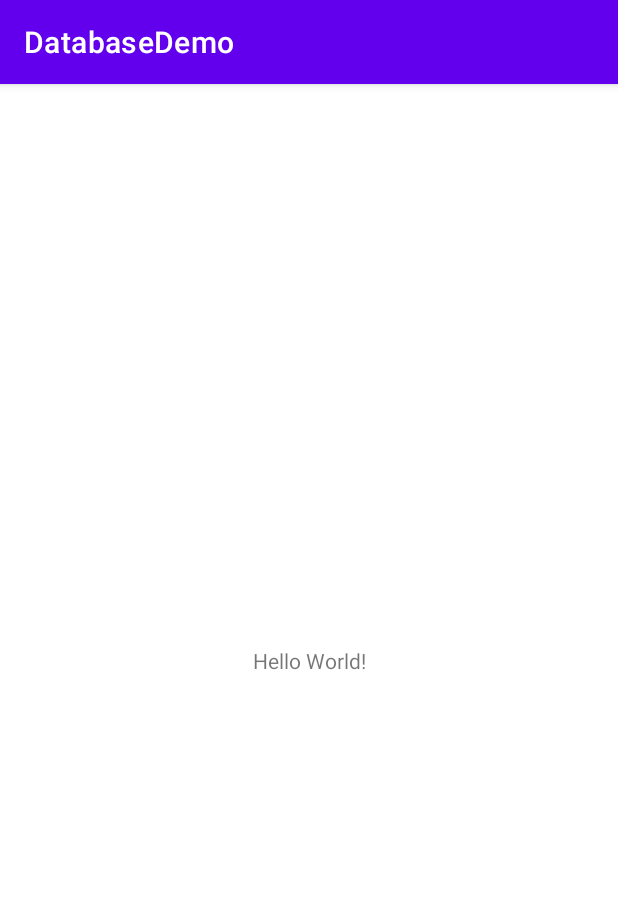
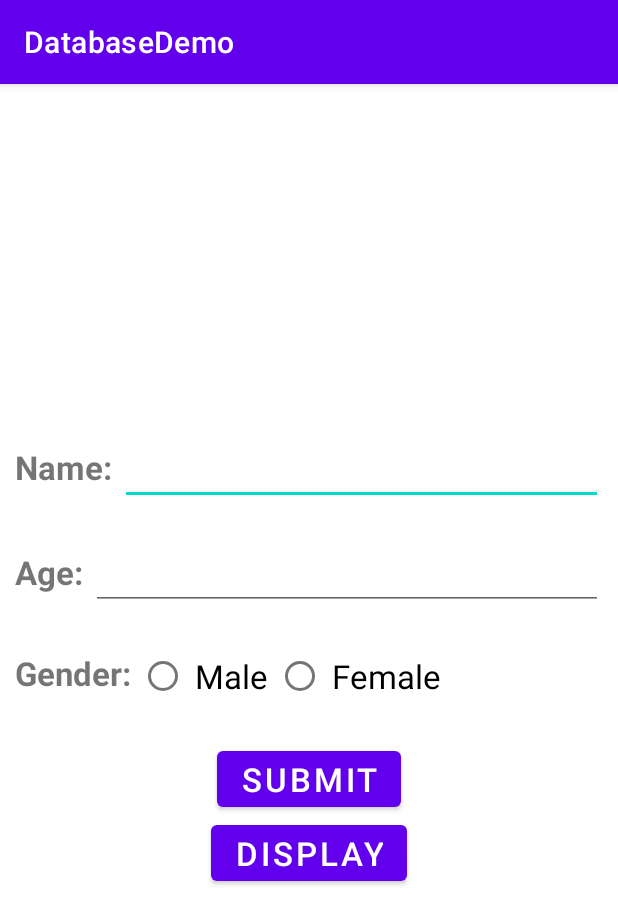
Before and after one commit to shihab17/java-sqlite, an Android app: the screen it shows after launch (MainActivity), on a phone screen of 412 x 824 dp. Shown: the top 924 px of the screen. Run offline under Robolectric (Android 15) with nearby library versions, the phone set to English and light mode, and no system bars.

Commit message:
insert and show

```diff
--- a/app/src/main/java/com/example/databasedemo/MainActivity.java
+++ b/app/src/main/java/com/example/databasedemo/MainActivity.java
@@ -1,11 +1,26 @@
 package com.example.databasedemo;
 
+import androidx.appcompat.app.AlertDialog;
 import androidx.appcompat.app.AppCompatActivity;
 
+import android.database.Cursor;
 import android.database.sqlite.SQLiteDatabase;
 import android.os.Bundle;
+import android.util.Log;
+import android.view.View;
+import android.widget.Button;
+import android.widget.RadioButton;
+import android.widget.RadioGroup;
+import android.widget.TextView;
+import android.widget.Toast;
 
-public class MainActivity extends AppCompatActivity {
+import java.util.ArrayList;
+
+public class MainActivity extends AppCompatActivity implements View.OnClickListener {
+    RadioGroup radioGroup;
+    RadioButton genderRB;
+    TextView txtName, txtAge;
+    Button btnSubmit, btnDisplay;
 
     @Override
     protected void onCreate(Bundle savedInstanceState) {
@@ -13,5 +28,64 @@ public class MainActivity extends AppCompatActivity {
         setContentView(R.layout.activity_main);
         MyDatabaseHelper myDatabaseHelper = new MyDatabaseHelper(this);
         SQLiteDatabase sqLiteDatabase = myDatabaseHelper.getWritableDatabase();
+
+        txtName = findViewById(R.id.name);
+        txtAge = findViewById(R.id.age);
+        radioGroup = findViewById(R.id.gender);
+        btnSubmit = findViewById(R.id.submit);
+        btnDisplay = findViewById(R.id.displayData);
+        btnSubmit.setOnClickListener(this);
+        btnDisplay.setOnClickListener(this);
+    }
+
+    @Override
+    public void onClick(View view) {
+
+
+        if (view.getId() == R.id.submit) {
+            int selectedGender = radioGroup.getCheckedRadioButtonId();
+            genderRB = findViewById(selectedGender);
+            String name = txtName.getText().toString();
+            String age = txtAge.getText().toString();
+            String gender = genderRB.getText().toString();
+            MyDatabaseHelper myDatabaseHelper = new MyDatabaseHelper(this);
+            long rowID = myDatabaseHelper.insertData(name, age, gender);
+            if (rowID == -1) {
+                Toast.makeText(MainActivity.this, "Unsuccessful", Toast.LENGTH_SHORT).show();
+            } else {
+                Toast.makeText(MainActivity.this, "Successfully Insert", Toast.LENGTH_SHORT).show();
+            }
+
+        }
+        if (view.getId() == R.id.displayData) {
+            Toast.makeText(this, "Display Data Clicked", Toast.LENGTH_SHORT).show();
+            MyDatabaseHelper myDatabaseHelper = new MyDatabaseHelper(this);
+            Cursor cursor = myDatabaseHelper.displayAllData();
+
+            if (cursor.getCount() == 0) {
+                showData("Error", "No data Found ");
+            } else {
+                StringBuffer stringBuffer = new StringBuffer();
+                while (cursor.moveToNext()) {
+                    stringBuffer.append("ID " + cursor.getString(0));
+                    stringBuffer.append("\n Name " + cursor.getString(1));
+                    stringBuffer.append("\n Age " + cursor.getString(2));
+                    stringBuffer.append("\n Gender " + cursor.getString(3));
+
+                }
+                showData("Display Information", stringBuffer.toString());
+
+
+            }
+        }
+    }
+
+
+    public void showData(String title, String data) {
+        AlertDialog.Builder builder = new AlertDialog.Builder(this);
+        builder.setTitle(title);
+        builder.setCancelable(true);
+        builder.setMessage(data);
+        builder.show();
     }
 }
--- a/app/src/main/java/com/example/databasedemo/MyDatabaseHelper.java
+++ b/app/src/main/java/com/example/databasedemo/MyDatabaseHelper.java
@@ -1,6 +1,8 @@
 package com.example.databasedemo;
 
+import android.content.ContentValues;
 import android.content.Context;
+import android.database.Cursor;
 import android.database.sqlite.SQLiteDatabase;
 import android.database.sqlite.SQLiteOpenHelper;
 import android.widget.Toast;
@@ -15,6 +17,7 @@ public class MyDatabaseHelper extends SQLiteOpenHelper {
     private static final String GENDER = "_gender";
     private static final String TABLE_NAME = "students_details";
     private static final int VERSION_NUMBER = 1;
+    private static final String SELECT_ALL = "SELECT * FROM " + TABLE_NAME;
     private Context context;
 
     public MyDatabaseHelper(@Nullable Context context) {
@@ -25,23 +28,39 @@ public class MyDatabaseHelper extends SQLiteOpenHelper {
     @Override
     public void onCreate(SQLiteDatabase sqLiteDatabase) {
         try {
-            Toast.makeText(context,"OnCreate is called: ",Toast.LENGTH_SHORT).show();
-            sqLiteDatabase.execSQL("CREATE TABLE " + TABLE_NAME + " (" + ID + " INTEGER PRIMARY KEY AUTOINCREMENT, " + NAME + " VARCHAR (255), " + AGE + " INTEGER, "+GENDER+" VARCHAR(255)) ");
+            Toast.makeText(context, "OnCreate is called: ", Toast.LENGTH_SHORT).show();
+            sqLiteDatabase.execSQL("CREATE TABLE " + TABLE_NAME + " (" + ID + " INTEGER PRIMARY KEY AUTOINCREMENT, " + NAME + " VARCHAR (255), " + AGE + " INTEGER, " + GENDER + " VARCHAR(255)) ");
         } catch (Exception e) {
-            Toast.makeText(context,"Exception: "+ e,Toast.LENGTH_SHORT).show();
+            Toast.makeText(context, "Exception: " + e, Toast.LENGTH_SHORT).show();
         }
     }
 
     @Override
     public void onUpgrade(SQLiteDatabase sqLiteDatabase, int i, int i1) {
         try {
-            Toast.makeText(context,"onUpgrade is called: ",Toast.LENGTH_SHORT).show();
-            sqLiteDatabase.execSQL("DROP TABLE IF EXISTS "+TABLE_NAME+"");
+            Toast.makeText(context, "onUpgrade is called: ", Toast.LENGTH_SHORT).show();
+            sqLiteDatabase.execSQL("DROP TABLE IF EXISTS " + TABLE_NAME + "");
             onCreate(sqLiteDatabase);
-        }
-        catch (Exception e){
-            Toast.makeText(context,"Exception: "+ e,Toast.LENGTH_SHORT).show();
+        } catch (Exception e) {
+            Toast.makeText(context, "Exception: " + e, Toast.LENGTH_SHORT).show();
         }
 
     }
+
+    public long insertData(String name, String age, String gender) {
+        SQLiteDatabase sqLiteDatabase = this.getWritableDatabase();
+        ContentValues contentValues = new ContentValues();
+        contentValues.put(NAME, name);
+        contentValues.put(AGE, age);
+        contentValues.put(GENDER, gender);
+        long rowID = sqLiteDatabase.insert(TABLE_NAME, null, contentValues);
+        return rowID;
+
+    }
+    public Cursor displayAllData(){
+        SQLiteDatabase sqLiteDatabase = this.getWritableDatabase();
+        Cursor cursor = sqLiteDatabase.rawQuery("SELECT  * FROM "+ TABLE_NAME + "",null);
+        return cursor;
+    }
+
 }
--- a/app/src/main/res/layout/activity_main.xml
+++ b/app/src/main/res/layout/activity_main.xml
@@ -1,18 +1,107 @@
 <?xml version="1.0" encoding="utf-8"?>
-<androidx.constraintlayout.widget.ConstraintLayout xmlns:android="http://schemas.android.com/apk/res/android"
+<LinearLayout xmlns:android="http://schemas.android.com/apk/res/android"
     xmlns:app="http://schemas.android.com/apk/res-auto"
     xmlns:tools="http://schemas.android.com/tools"
     android:layout_width="match_parent"
     android:layout_height="match_parent"
+    android:orientation="vertical"
+    android:gravity="center_vertical"
     tools:context=".MainActivity">
 
-    <TextView
-        android:layout_width="wrap_content"
+   <LinearLayout
+       android:layout_width="match_parent"
+       android:layout_height="wrap_content"
+       android:layout_margin="10dp"
+       >
+       <TextView
+           android:layout_width="wrap_content"
+           android:layout_height="wrap_content"
+           android:text="Name: "
+           android:textSize="22sp"
+           android:textStyle="bold"/>
+       <EditText
+           android:layout_width="match_parent"
+           android:layout_height="wrap_content"
+           android:id="@+id/name"
+           android:textSize="22sp"
+           />
+   </LinearLayout>
+   <LinearLayout
+       android:layout_width="match_parent"
+       android:layout_height="wrap_content"
+       android:layout_margin="10dp"
+       >
+       <TextView
+           android:layout_width="wrap_content"
+           android:layout_height="wrap_content"
+           android:text="Age: "
+           android:textSize="22sp"
+           android:textStyle="bold"/>
+       <EditText
+           android:layout_width="match_parent"
+           android:layout_height="wrap_content"
+           android:id="@+id/age"
+           android:inputType="number"
+           android:textSize="22sp"
+           />
+   </LinearLayout>
+    <LinearLayout
+       android:layout_width="match_parent"
+       android:layout_height="wrap_content"
+       android:layout_margin="10dp"
+       >
+       <TextView
+           android:layout_marginTop="7dp"
+           android:layout_width="wrap_content"
+           android:layout_height="wrap_content"
+           android:text="Gender: "
+           android:textSize="22sp"
+           android:textStyle="bold"/>
+       <RadioGroup
+           android:id="@+id/gender"
+           android:layout_width="match_parent"
+           android:layout_height="wrap_content"
+           android:orientation="horizontal"
+           >
+           <RadioButton
+               android:id="@+id/male"
+               android:layout_width="wrap_content"
+               android:layout_height="wrap_content"
+               android:text="Male"
+               android:textSize="22sp"
+               android:padding="5dp"
+               />
+           <RadioButton
+               android:id="@+id/female"
+               android:layout_width="wrap_content"
+               android:layout_height="wrap_content"
+               android:text="Female"
+               android:textSize="22sp"
+               android:padding="5dp"
+               />
+
+       </RadioGroup>
+
+   </LinearLayout>
+    <LinearLayout
+        android:layout_width="match_parent"
         android:layout_height="wrap_content"
-        android:text="Hello World!"
-        app:layout_constraintBottom_toBottomOf="parent"
-        app:layout_constraintLeft_toLeftOf="parent"
-        app:layout_constraintRight_toRightOf="parent"
-        app:layout_constraintTop_toTopOf="parent" />
+        android:gravity="center"
+        android:orientation="vertical"
+        android:layout_margin="10dp">
+        <Button
+            android:id="@+id/submit"
+            android:layout_width="wrap_content"
+            android:layout_height="wrap_content"
+            android:text="Submit"
+            android:textSize="22sp"/>
+        <Button
+            android:layout_width="wrap_content"
+            android:layout_height="wrap_content"
+            android:id="@+id/displayData"
+            android:text="Display"
+            android:textSize="22sp"/>
 
-</androidx.constraintlayout.widget.ConstraintLayout>
+    </LinearLayout>
+
+</LinearLayout>
```
